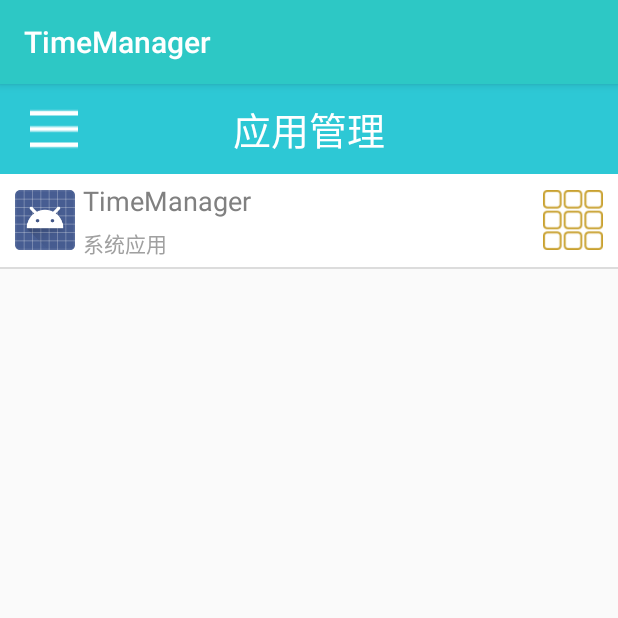
After one commit to snowzhai/TimeManager, an Android app: the fragment ManagementFragment shown on its own in the app's theme, on a phone screen of 412 x 824 dp, the top half of it. The commit adds this screen. Run offline under Robolectric (Android 15) with nearby library versions, the phone set to English and light mode, and no system bars; libraries missing offline, so code that uses them is left out: com.jeremyfeinstein.slidingmenu.

Commit message:
软件管理界面的初步实现，左侧边栏点击优化

```diff
--- a/Time/src/main/AndroidManifest.xml
+++ b/Time/src/main/AndroidManifest.xml
@@ -8,6 +8,7 @@
         tools:ignore="ProtectedPermissions" />
 
     <application
+        android:name=".application.Application"
         android:allowBackup="true"
         android:icon="@drawable/lockup"
         android:label="@string/app_name"
--- /dev/null
+++ b/Time/src/main/java/com/tm/timemanager/bean/AppInfo.java
@@ -0,0 +1,45 @@
+package com.tm.timemanager.bean;
+
+import android.graphics.drawable.Drawable;
+
+/**
+ * Created by chenkui on 16/4/20.
+ */
+// 这是一个JavaBean
+public class AppInfo {
+
+    private Drawable appIcon; // 应用图标
+    private String appName; // 应用名称
+    private boolean isUserApp; // 是否为用户APP，否则为系统应用
+
+    public Drawable getAppIcon() {
+        return appIcon;
+    }
+
+    public void setAppIcon(Drawable appIcon) {
+        this.appIcon = appIcon;
+    }
+
+    public String getAppName() {
+        return appName;
+    }
+
+    public void setAppName(String appName) {
+        this.appName = appName;
+    }
+
+    public boolean isUserApp() {
+        return isUserApp;
+    }
+
+    public void setUserApp(boolean userApp) {
+        isUserApp = userApp;
+    }
+
+    @Override
+    // 重写toString方法
+    public String toString() {
+//        return super.toString();
+        return "AppInfo [appName=" + appName + ", isUserApp=" + isUserApp + "]";
+    }
+}
--- /dev/null
+++ b/Time/src/main/java/com/tm/timemanager/bean/AppInfos.java
@@ -0,0 +1,57 @@
+package com.tm.timemanager.bean;
+
+import android.content.Context;
+import android.content.pm.ApplicationInfo;
+import android.content.pm.PackageInfo;
+import android.content.pm.PackageManager;
+import android.graphics.drawable.Drawable;
+
+import java.util.ArrayList;
+import java.util.List;
+
+/**
+ * Created by chenkui on 16/4/20.
+ * 该类提供一个获取所有App信息的方法
+ */
+public class AppInfos {
+
+    public static List<AppInfo> getAppInfos(Context context) {
+        // App信息对象集合
+        List<AppInfo> appInfos = new ArrayList<>();
+        // PackageManager能够读取应用清单文件的所有信息
+        PackageManager packageManager = context.getPackageManager();
+        // 获得（已安装的所有应用的）封装应用信息的对象 // int flags = 0
+        List<PackageInfo> packageInfos = packageManager.getInstalledPackages(0);
+        // 获得每个应用的应用信息（PackageInfo——>AppInfo）
+        for (PackageInfo packageInfo : packageInfos) { // 增强for循环迭代
+            AppInfo appInfo = new AppInfo();
+            // 获取应用图标
+            Drawable icon = packageInfo.applicationInfo.loadIcon(packageManager);
+            appInfo.setAppIcon(icon);
+            // 获取应用名称
+            String name = packageInfo.applicationInfo.loadLabel(packageManager).toString();
+            appInfo.setAppName(name);
+
+            // 获取当前应用的标记
+            int flags = packageInfo.applicationInfo.flags;
+
+            // 判断当前应用是否为用户App
+            // 方法1————
+//            if (sourceDir.startsWith("/system")) {
+//                appInfo.setUserApp(false); // 为系统App
+//            } else if (sourceDir.startsWith("/data")) {
+//                appInfo.setUserApp(true); // 确实为用户App
+//            }
+            // 方法2————
+            if ((flags & ApplicationInfo.FLAG_SYSTEM) != 0) {
+                appInfo.setUserApp(false); // 为系统App
+            } else {
+                appInfo.setUserApp(true); // 确实为用户App
+            }
+
+            // 将设置完成的App信息对象添加至集合
+            appInfos.add(appInfo);
+        }
+        return appInfos; // 返回该App信息对象集合
+    }
+}
--- /dev/null
+++ b/Time/src/main/java/com/tm/timemanager/fragment/ManagementFragment.java
@@ -0,0 +1,236 @@
+package com.tm.timemanager.fragment;
+
+import android.app.AlertDialog;
+import android.content.DialogInterface;
+import android.content.SharedPreferences;
+import android.os.Handler;
+import android.os.Message;
+import android.util.Log;
+import android.view.View;
+import android.view.ViewGroup;
+import android.widget.BaseAdapter;
+import android.widget.ImageButton;
+import android.widget.ImageView;
+import android.widget.ListView;
+import android.widget.TextView;
+import android.widget.Toast;
+
+import com.jeremyfeinstein.slidingmenu.lib.SlidingMenu;
+import com.tm.timemanager.Activity.HomeActivity;
+import com.tm.timemanager.R;
+import com.tm.timemanager.application.Application;
+import com.tm.timemanager.bean.AppInfo;
+import com.tm.timemanager.bean.AppInfos;
+
+import java.util.ArrayList;
+import java.util.List;
+
+public class ManagementFragment extends BaseFragment {
+
+    // 全局变量
+    private ListView listView;
+    private List<AppInfo> appInfos;
+    private List<AppInfo> userAppInfos;
+    private List<AppInfo> systemAppInfos;
+    private int style_choice;
+
+    @Override
+    public View initViews() {
+        // 将布局文件填充成一个View对象
+        View view = View.inflate(mActivity, R.layout.fragment_management, null);
+        // 应用管理界面的的ListView————
+        listView = (ListView) view.findViewById(R.id.app_list_view);
+        ImageButton ibn_menu = (ImageButton) view.findViewById(R.id.management_left_menu);
+
+        // 左侧边栏点击侦听
+        ibn_menu.setOnClickListener(new View.OnClickListener() {
+            @Override
+            public void onClick(View v) {
+
+                HomeActivity mainActivity = (HomeActivity) mActivity;
+                SlidingMenu slidingMenu = mainActivity.getSlidingMenu();
+                slidingMenu.toggle();
+            }
+        });
+        return view;
+    }
+
+    @Override
+    public void initData() {
+        initMyData();
+    }
+
+    // Handler对象
+    Handler handler = new Handler() {
+        // 此方法在主线程中被调用，刷新UI
+        public void handleMessage(Message msg) {
+            AppManagerAdapter adapter = new AppManagerAdapter();
+            listView.setAdapter(adapter); // 展示所有App信息
+        }
+    };
+
+    // 初始化数据
+    private void initMyData() {
+        // 子线程负责耗时操作
+        new Thread() {
+
+            @Override
+            public void run() {
+                // 调用AppInfos的getAppInfos方法获取所有App信息
+                appInfos = AppInfos.getAppInfos(mActivity);
+                // 将这个App信息对象集合拆分为用户App和系统App的信息对象集合
+                // 用户App的信息对象集合
+                userAppInfos = new ArrayList<>();
+                // 系统App的信息对象集合
+                systemAppInfos = new ArrayList<>();
+                // 拆分集合
+                for (AppInfo appInfo : appInfos) { // 增强for循环迭代
+                    if (appInfo.isUserApp()) {
+                        userAppInfos.add(appInfo); // 将用户App添加至对应集合
+                    } else {
+                        systemAppInfos.add(appInfo); // 将系统App添加至对应集合
+                    }
+                }
+                // 将一个空消息（仅通知刷新）发送至主线程的消息队列
+                // 主线程的handlerMessage方法将会处理这条消息
+                handler.sendEmptyMessage(1);
+            }
+        }.start();
+    }
+
+    // 定义一个内部类继承自BaseAdapter
+    // 这是ListView的数据适配器
+    // （实现应用信息加载并展示）
+    private class AppManagerAdapter extends BaseAdapter {
+
+        @Override
+        public int getCount() {
+            return appInfos.size();
+        }
+
+        @Override
+        public Object getItem(int position) {
+            return null;
+        }
+
+        @Override
+        public long getItemId(int position) {
+            return position;
+        }
+
+        @Override
+        // 由系统调用，来获取一个View对象，作为ListView的条目
+        public View getView(int position, View view, ViewGroup viewGroup) {
+            // 根据条目位置i获取AppInfo对象
+            final AppInfo info = appInfos.get(position); // ————～～～
+            // 使用ViewHolder优化————
+            ViewHolder holder;
+            View v;
+            // 判断条目是否有缓存
+            if (view == null) {
+                holder = new ViewHolder();
+                // 没有缓存时，才会将布局文件填充成一个View对象（然后加载数据）
+                v = View.inflate(mActivity, R.layout.item_app_info, null);
+                // 通过资源id查找组件
+                holder.appIcon = (ImageView) v.findViewById(R.id.iv_app_icon);
+                holder.appName = (TextView) v.findViewById(R.id.tv_app_name);
+                v.setTag(holder);
+            } else {
+                holder = (ViewHolder) view.getTag();
+                v = view;
+            }
+            // 获取数据并显示至对应组件
+            holder.appIcon.setBackground(info.getAppIcon());
+            holder.appName.setText(info.getAppName());
+
+            // 设置点击侦听（点击操作）
+            v.setOnClickListener(new View.OnClickListener() {
+
+                @Override
+                public void onClick(View view) {
+                    Log.i("应用计时", "弹出对话框");
+                    showChooseDialog(); // 弹出对话框
+                }
+            });
+
+            return v;
+        }
+    }
+
+    // ViewHolder
+    private static class ViewHolder {
+        ImageView appIcon;
+        TextView appName;
+    }
+
+    // 可选的类型—————————————————————————————————————————
+    final String[] styles = new String[]{"正常", "目标", "忽略"};
+    final String[] targets = new String[]{"1hour", "2hour", "3hour", "4hour", "5hour", "6hour"};
+
+    // 弹出选择对话框
+    private void showChooseDialog() {
+        // ————————
+        final SharedPreferences.Editor editor = Application.config.edit();
+        final AlertDialog.Builder builder = new AlertDialog.Builder(mActivity);
+        // 设置图标和标题
+        builder.setIcon(R.drawable.management); // 图标
+        builder.setTitle("计时类型"); // 标题
+        // 获取timing_style
+        int style = Application.config.getInt("timing_style", 0);
+
+        View dialog_view = View.inflate(mActivity, R.layout.dialog_management, null);
+        builder.setView(dialog_view);
+
+        builder.setPositiveButton("确认", new DialogInterface.OnClickListener() {
+
+            @Override
+            // 提交选择内容（确认）
+            public void onClick(DialogInterface dialogInterface, int i) {
+                // 保存address_style（提交）
+                editor.apply();
+                // 刷新Item当前状态（此处i不是用户选择，choice才是）
+//                si_set_style.setStatus(styles[style_choice]);
+//                dialogInterface.dismiss(); // 遣散
+            }
+        }).setNegativeButton("取消", new DialogInterface.OnClickListener() {
+
+            @Override
+            // 返回设置中心（取消）
+            public void onClick(DialogInterface dialogInterface, int i) {
+                dialogInterface.dismiss(); // 遣散
+            }
+        }).show();
+
+
+//        // 定义为单选框并设置点击侦听（选择类型）
+//        builder.setSingleChoiceItems(styles, style, new DialogInterface.OnClickListener() {
+//
+//            @Override
+//            // 选择内容（单选）
+//            public void onClick(DialogInterface dialogInterface, int i) {
+//                // 保存timing_style（未提交）
+//                editor.putInt("address_style", i);
+//                // 记录用户选择
+//                style_choice = i;
+//            }
+//        }).setPositiveButton("确认", new DialogInterface.OnClickListener() {
+//
+//            @Override
+//            // 提交选择内容（确认）
+//            public void onClick(DialogInterface dialogInterface, int i) {
+//                // 保存address_style（提交）
+//                editor.apply();
+//                // 刷新Item当前状态（此处i不是用户选择，choice才是）
+////                si_set_style.setStatus(styles[style_choice]);
+////                dialogInterface.dismiss(); // 遣散
+//            }
+//        }).setNegativeButton("取消", new DialogInterface.OnClickListener() {
+//
+//            @Override
+//            // 返回设置中心（取消）
+//            public void onClick(DialogInterface dialogInterface, int i) {
+//                dialogInterface.dismiss(); // 遣散
+//            }
+//        }).show();
+    }
+}
--- /dev/null
+++ b/Time/src/main/res/layout/fragment_management.xml
@@ -0,0 +1,41 @@
+<?xml version="1.0" encoding="utf-8"?>
+<LinearLayout xmlns:android="http://schemas.android.com/apk/res/android"
+    android:layout_width="match_parent"
+    android:layout_height="match_parent"
+    android:orientation="vertical">
+
+    <RelativeLayout
+        android:id="@+id/rl_main_titie"
+        android:layout_width="match_parent"
+        android:layout_height="60dp"
+        android:background="#2DC8D5">
+
+        <TextView
+            android:id="@+id/tv_title"
+            android:layout_width="wrap_content"
+            android:layout_height="wrap_content"
+            android:layout_centerHorizontal="true"
+            android:layout_centerVertical="true"
+            android:text="应用管理"
+            android:textColor="#fff"
+            android:textSize="25sp" />
+
+        <ImageButton
+            android:id="@+id/management_left_menu"
+            android:layout_width="wrap_content"
+            android:layout_height="wrap_content"
+            android:layout_centerVertical="true"
+            android:layout_marginLeft="10dp"
+            android:layout_marginTop="10dp"
+            android:background="@null"
+            android:onClick="menu"
+            android:padding="10dp"
+            android:src="@drawable/left_menu" />
+    </RelativeLayout>
+
+    <include
+        android:id="@+id/app_list_view"
+        layout="@layout/list_view">
+
+    </include>
+</LinearLayout>
--- /dev/null
+++ b/Time/src/main/res/layout/item_app_info.xml
@@ -0,0 +1,47 @@
+<?xml version="1.0" encoding="utf-8"?>
+<LinearLayout xmlns:android="http://schemas.android.com/apk/res/android"
+    android:layout_width="match_parent"
+    android:layout_height="wrap_content"
+    android:background="#fff"
+    android:orientation="horizontal">
+
+    <ImageView
+        android:id="@+id/iv_app_icon"
+        android:layout_width="40dp"
+        android:layout_height="40dp"
+        android:layout_gravity="center_vertical"
+        android:layout_marginLeft="10dp"
+        android:background="@drawable/management" />
+
+    <LinearLayout
+        android:layout_width="0dp"
+        android:layout_height="wrap_content"
+        android:layout_gravity="center_vertical"
+        android:layout_margin="5dp"
+        android:layout_weight="1"
+        android:orientation="vertical">
+
+        <TextView
+            android:id="@+id/tv_app_name"
+            android:layout_width="wrap_content"
+            android:layout_height="wrap_content"
+            android:paddingBottom="5dp"
+            android:text="手机管家"
+            android:textColor="#808080"
+            android:textSize="18sp" />
+
+        <TextView
+            android:id="@+id/is_user_app"
+            android:layout_width="wrap_content"
+            android:layout_height="wrap_content"
+            android:text="系统应用"
+            android:textColor="#a0a0a0" />
+    </LinearLayout>
+
+    <ImageButton
+        android:layout_width="40dp"
+        android:layout_height="40dp"
+        android:layout_gravity="center_vertical"
+        android:layout_marginRight="10dp"
+        android:background="@drawable/management" />
+</LinearLayout>
--- /dev/null
+++ b/Time/src/main/res/layout/list_view.xml
@@ -0,0 +1,6 @@
+<?xml version="1.0" encoding="utf-8"?>
+<ListView xmlns:android="http://schemas.android.com/apk/res/android"
+    android:layout_width="match_parent"
+    android:layout_height="match_parent">
+
+</ListView>
--- a/ViewPagerIndicator-lib/build.gradle
+++ b/ViewPagerIndicator-lib/build.gradle
@@ -1,8 +1,8 @@
 apply plugin: 'com.android.library'
 
 android {
-    compileSdkVersion 16
-    buildToolsVersion "19.1.0"
+    compileSdkVersion 21
+    buildToolsVersion "23.0.3"
 
     defaultConfig {
         minSdkVersion 4
@@ -18,5 +18,5 @@ android {
 }
 
 dependencies {
-    compile 'com.android.support:support-v4:18.+'
+    compile 'com.android.support:support-v4:21.0.3'
 }
```
Also changed, not shown: Time/src/main/java/com/tm/timemanager/Activity/HomeActivity.java (+35 -10 lines), Time/src/main/java/com/tm/timemanager/application/Application.java (+21 -6 lines), Time/src/main/java/com/tm/timemanager/fragment/ContentFragment.java (+6 -12 lines), Time/src/main/java/com/tm/timemanager/fragment/LeftMenuFragment.java (+53 -4 lines), Time/src/main/res/layout/dialog_management.xml (added, +32 -0 lines), 147 other files.
